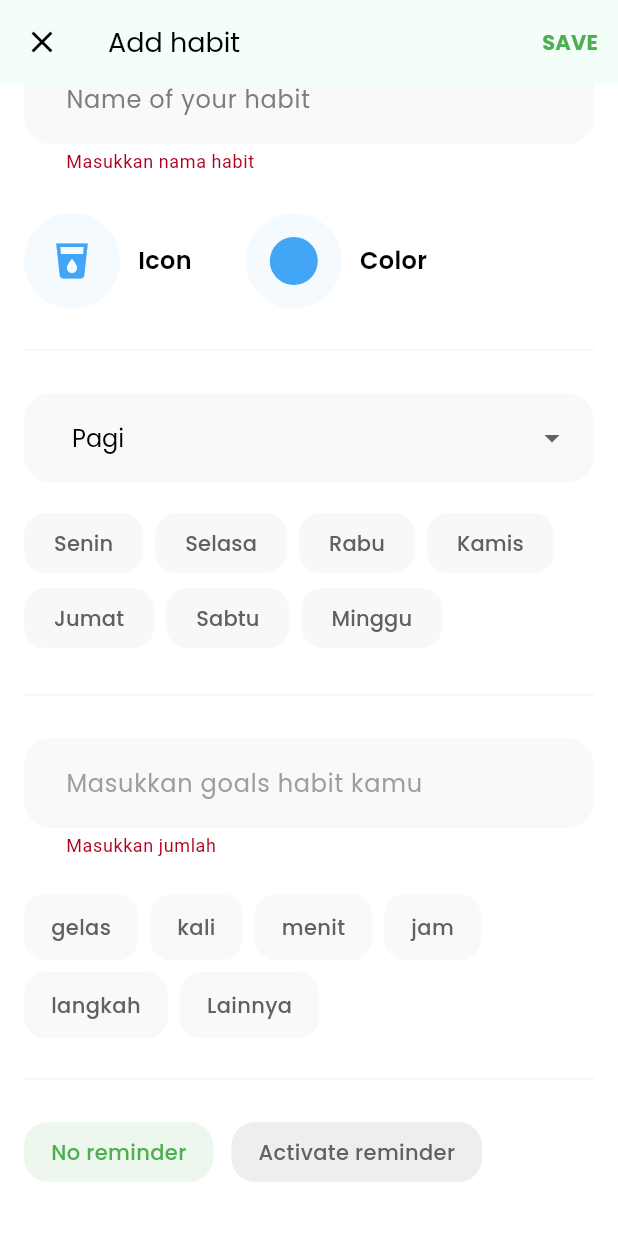
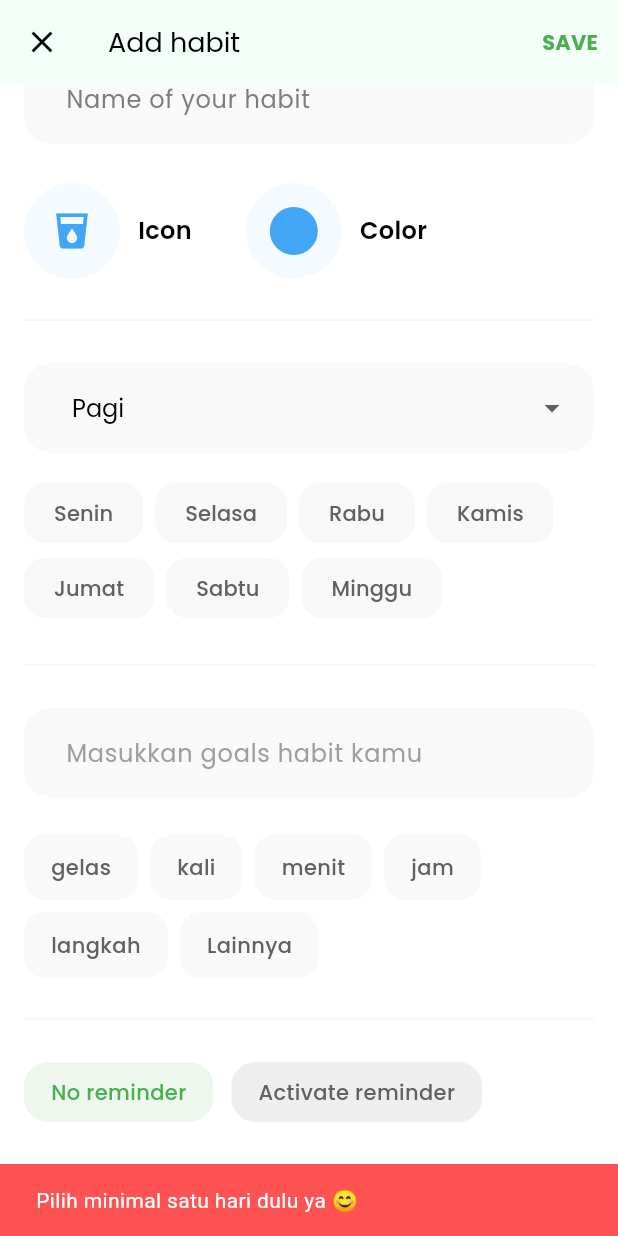
Before and after one commit to satriafitra/Activa, a Flutter app: the AddHabitPage screen opened directly, scrolled down 36 dp, after a tap on "SAVE", on a phone screen of 412 x 824 dp. Run offline on Flutter 3.47's test engine with Material 3 defaults, Android fonts, the phone set to English and light mode, and no system bars; our stand-ins replace audioplayers, dropdown_button2, flutter_dotenv, flutter_slidable, google_fonts, iconsax and 4 more; accounts and stored records are empty.

Commit message:
update validasi di add habit

```diff
--- a/lib/pages/add_habit/add_habit_page.dart
+++ b/lib/pages/add_habit/add_habit_page.dart
@@ -36,6 +36,16 @@ class _AddHabitPageState extends State<AddHabitPage> {
   List<String> _selectedDays = [];
 
   Future<bool> _saveHabit() async {
+    if (_selectedDays.isEmpty) {
+      ScaffoldMessenger.of(context).showSnackBar(
+        SnackBar(
+          content: Text('Pilih minimal satu hari dulu ya 😊'),
+          backgroundColor: Colors.redAccent,
+        ),
+      );
+      return false;
+    }
+
     if (_formKey.currentState!.validate()) {
       final habit = Habit(
         id: widget.habit?.id,
@@ -333,8 +343,8 @@ class _AddHabitPageState extends State<AddHabitPage> {
         backgroundColor: Colors.white,
         elevation: 0,
         automaticallyImplyLeading: false,
-        title:
-            Text('Add habit', style: GoogleFonts.poppins(color: Colors.black, fontSize: 18)),
+        title: Text('Add habit',
+            style: GoogleFonts.poppins(color: Colors.black, fontSize: 18)),
         actions: [
           TextButton(
             onPressed: () async {
@@ -461,7 +471,8 @@ class _AddHabitPageState extends State<AddHabitPage> {
               value: _timeOfDay,
               decoration: InputDecoration(
                 isDense: true,
-                contentPadding: EdgeInsets.symmetric(horizontal: 12, vertical: 18),
+                contentPadding:
+                    EdgeInsets.symmetric(horizontal: 12, vertical: 18),
                 border: OutlineInputBorder(
                   borderRadius: BorderRadius.circular(18),
                   borderSide: BorderSide.none,
@@ -469,14 +480,13 @@ class _AddHabitPageState extends State<AddHabitPage> {
                 filled: true,
                 fillColor: const Color(0xFFF9F9F9),
               ),
-
               style: GoogleFonts.poppins(color: Colors.black, fontSize: 16),
               hint: Text(
                 'Waktu pelaksanaan',
                 style: GoogleFonts.poppins(color: Colors.grey),
               ),
               dropdownStyleData: DropdownStyleData(
-                padding: EdgeInsets.symmetric(horizontal: 8, vertical: 6),
+                padding: EdgeInsets.symmetric(vertical: 6),
                 decoration: BoxDecoration(
                   borderRadius: BorderRadius.circular(18),
                   color: Colors.white,
```
